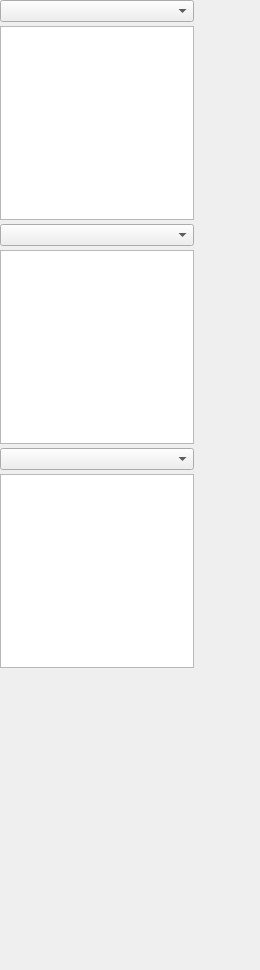
The window that source/palview.ui (diasurgical/d1-graphics-tool) describes before a commit, drawn with Qt 5.
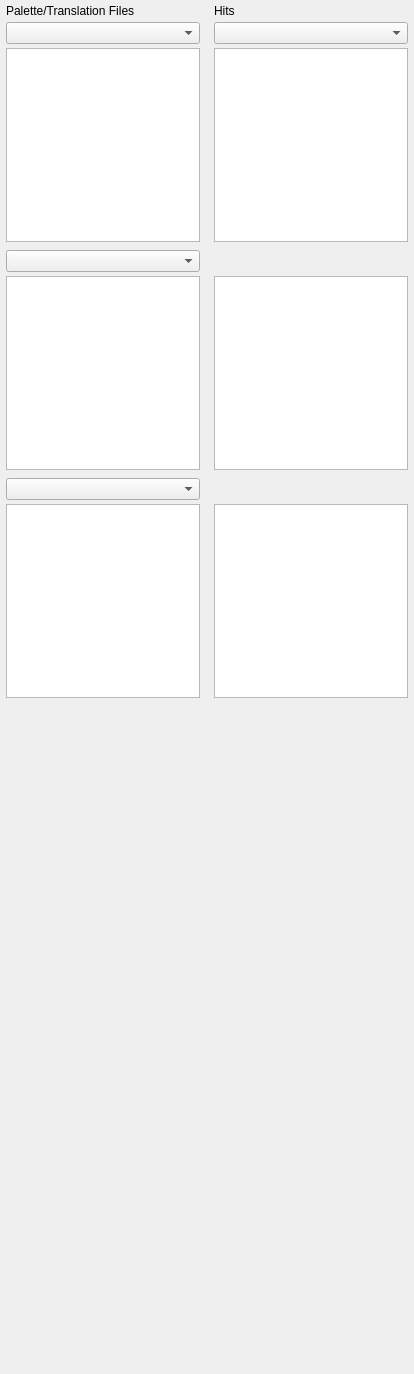
The same window after the commit.

Commit message: Add palette/translation hits views to PalView

Diff of the .ui file:
```diff
--- a/source/palview.ui
+++ b/source/palview.ui
@@ -6,8 +6,8 @@
    <rect>
     <x>0</x>
     <y>0</y>
-    <width>260</width>
-    <height>970</height>
+    <width>414</width>
+    <height>1374</height>
    </rect>
   </property>
   <property name="sizePolicy">
@@ -33,7 +33,7 @@
   </property>
   <layout class="QVBoxLayout" name="verticalLayout">
    <property name="spacing">
-    <number>4</number>
+    <number>8</number>
    </property>
    <property name="leftMargin">
     <number>0</number>
@@ -50,7 +50,7 @@
    <item>
     <widget class="QWidget" name="palWidget" native="true">
      <property name="sizePolicy">
-      <sizepolicy hsizetype="Preferred" vsizetype="Fixed">
+      <sizepolicy hsizetype="MinimumExpanding" vsizetype="Fixed">
        <horstretch>0</horstretch>
        <verstretch>0</verstretch>
       </sizepolicy>
@@ -67,15 +67,15 @@
        <height>16777215</height>
       </size>
      </property>
-     <layout class="QVBoxLayout" name="verticalLayout_2">
-      <property name="spacing">
-       <number>4</number>
+     <layout class="QGridLayout" name="gridLayout">
+      <property name="sizeConstraint">
+       <enum>QLayout::SetDefaultConstraint</enum>
       </property>
       <property name="leftMargin">
        <number>0</number>
       </property>
       <property name="topMargin">
-       <number>0</number>
+       <number>4</number>
       </property>
       <property name="rightMargin">
        <number>0</number>
@@ -83,7 +83,35 @@
       <property name="bottomMargin">
        <number>0</number>
       </property>
-      <item>
+      <property name="horizontalSpacing">
+       <number>8</number>
+      </property>
+      <property name="verticalSpacing">
+       <number>4</number>
+      </property>
+      <item row="2" column="1">
+       <widget class="QGraphicsView" name="palHitsGraphicsView">
+        <property name="sizePolicy">
+         <sizepolicy hsizetype="Fixed" vsizetype="Fixed">
+          <horstretch>0</horstretch>
+          <verstretch>0</verstretch>
+         </sizepolicy>
+        </property>
+        <property name="minimumSize">
+         <size>
+          <width>194</width>
+          <height>194</height>
+         </size>
+        </property>
+        <property name="maximumSize">
+         <size>
+          <width>194</width>
+          <height>194</height>
+         </size>
+        </property>
+       </widget>
+      </item>
+      <item row="1" column="0">
        <widget class="QComboBox" name="palComboBox">
         <property name="sizePolicy">
          <sizepolicy hsizetype="Preferred" vsizetype="Preferred">
@@ -105,7 +133,7 @@
         </property>
        </widget>
       </item>
-      <item>
+      <item row="2" column="0">
        <widget class="QGraphicsView" name="palGraphicsView">
         <property name="sizePolicy">
          <sizepolicy hsizetype="Fixed" vsizetype="Fixed">
@@ -127,13 +155,49 @@
         </property>
        </widget>
       </item>
+      <item row="1" column="1">
+       <widget class="QComboBox" name="palHitsComboBox">
+        <property name="sizePolicy">
+         <sizepolicy hsizetype="Preferred" vsizetype="Preferred">
+          <horstretch>0</horstretch>
+          <verstretch>0</verstretch>
+         </sizepolicy>
+        </property>
+        <property name="minimumSize">
+         <size>
+          <width>194</width>
+          <height>0</height>
+         </size>
+        </property>
+        <property name="maximumSize">
+         <size>
+          <width>194</width>
+          <height>16777215</height>
+         </size>
+        </property>
+       </widget>
+      </item>
+      <item row="0" column="1">
+       <widget class="QLabel" name="palTrnHitsLabel">
+        <property name="text">
+         <string>Hits</string>
+        </property>
+       </widget>
+      </item>
+      <item row="0" column="0">
+       <widget class="QLabel" name="palTrnLabel">
+        <property name="text">
+         <string>Palette/Translation Files</string>
+        </property>
+       </widget>
+      </item>
      </layout>
     </widget>
    </item>
    <item>
     <widget class="QWidget" name="trn1Widget" native="true">
      <property name="sizePolicy">
-      <sizepolicy hsizetype="Preferred" vsizetype="Fixed">
+      <sizepolicy hsizetype="MinimumExpanding" vsizetype="Fixed">
        <horstretch>0</horstretch>
        <verstretch>0</verstretch>
       </sizepolicy>
@@ -150,10 +214,7 @@
        <height>16777215</height>
       </size>
      </property>
-     <layout class="QVBoxLayout" name="verticalLayout_4">
-      <property name="spacing">
-       <number>4</number>
-      </property>
+     <layout class="QGridLayout" name="gridLayout_2">
       <property name="leftMargin">
        <number>0</number>
       </property>
@@ -166,7 +227,13 @@
       <property name="bottomMargin">
        <number>0</number>
       </property>
-      <item>
+      <property name="horizontalSpacing">
+       <number>8</number>
+      </property>
+      <property name="verticalSpacing">
+       <number>4</number>
+      </property>
+      <item row="0" column="0">
        <widget class="QComboBox" name="trn1ComboBox">
         <property name="minimumSize">
          <size>
@@ -182,7 +249,7 @@
         </property>
        </widget>
       </item>
-      <item>
+      <item row="1" column="0">
        <widget class="QGraphicsView" name="trn1GraphicsView">
         <property name="sizePolicy">
          <sizepolicy hsizetype="Fixed" vsizetype="Fixed">
@@ -204,13 +271,35 @@
         </property>
        </widget>
       </item>
+      <item row="1" column="1">
+       <widget class="QGraphicsView" name="trn1HitsGraphicsView">
+        <property name="sizePolicy">
+         <sizepolicy hsizetype="Fixed" vsizetype="Fixed">
+          <horstretch>0</horstretch>
+          <verstretch>0</verstretch>
+         </sizepolicy>
+        </property>
+        <property name="minimumSize">
+         <size>
+          <width>194</width>
+          <height>194</height>
+         </size>
+        </property>
+        <property name="maximumSize">
+         <size>
+          <width>194</width>
+          <height>194</height>
+         </size>
+        </property>
+       </widget>
+      </item>
      </layout>
     </widget>
    </item>
    <item>
     <widget class="QWidget" name="trn2Widget" native="true">
      <property name="sizePolicy">
-      <sizepolicy hsizetype="Preferred" vsizetype="Fixed">
+      <sizepolicy hsizetype="MinimumExpanding" vsizetype="Fixed">
        <horstretch>0</horstretch>
        <verstretch>0</verstretch>
       </sizepolicy>
@@ -227,10 +316,7 @@
        <height>16777215</height>
       </size>
      </property>
-     <layout class="QVBoxLayout" name="verticalLayout_5">
-      <property name="spacing">
-       <number>4</number>
-      </property>
+     <layout class="QGridLayout" name="gridLayout_3">
       <property name="leftMargin">
        <number>0</number>
       </property>
@@ -243,7 +329,13 @@
       <property name="bottomMargin">
        <number>0</number>
       </property>
-      <item>
+      <property name="horizontalSpacing">
+       <number>8</number>
+      </property>
+      <property name="verticalSpacing">
+       <number>4</number>
+      </property>
+      <item row="0" column="0">
        <widget class="QComboBox" name="trn2ComboBox">
         <property name="minimumSize">
          <size>
@@ -259,7 +351,7 @@
         </property>
        </widget>
       </item>
-      <item>
+      <item row="1" column="0">
        <widget class="QGraphicsView" name="trn2GraphicsView">
         <property name="minimumSize">
          <size>
@@ -275,6 +367,28 @@
         </property>
        </widget>
       </item>
+      <item row="1" column="1">
+       <widget class="QGraphicsView" name="trn2HitsGraphicsView">
+        <property name="sizePolicy">
+         <sizepolicy hsizetype="Fixed" vsizetype="Fixed">
+          <horstretch>0</horstretch>
+          <verstretch>0</verstretch>
+         </sizepolicy>
+        </property>
+        <property name="minimumSize">
+         <size>
+          <width>194</width>
+          <height>194</height>
+         </size>
+        </property>
+        <property name="maximumSize">
+         <size>
+          <width>194</width>
+          <height>194</height>
+         </size>
+        </property>
+       </widget>
+      </item>
      </layout>
     </widget>
    </item>
```
The commit also changes 3 other files.
